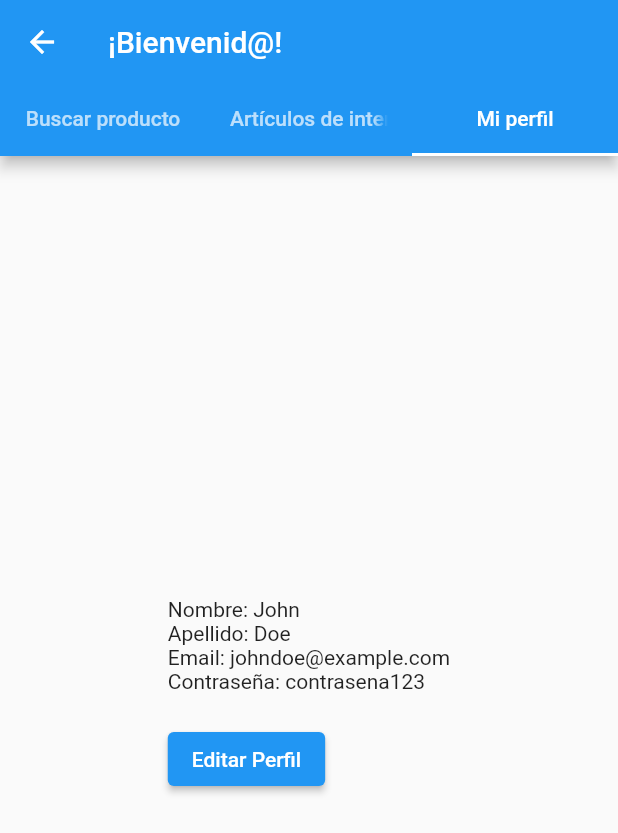
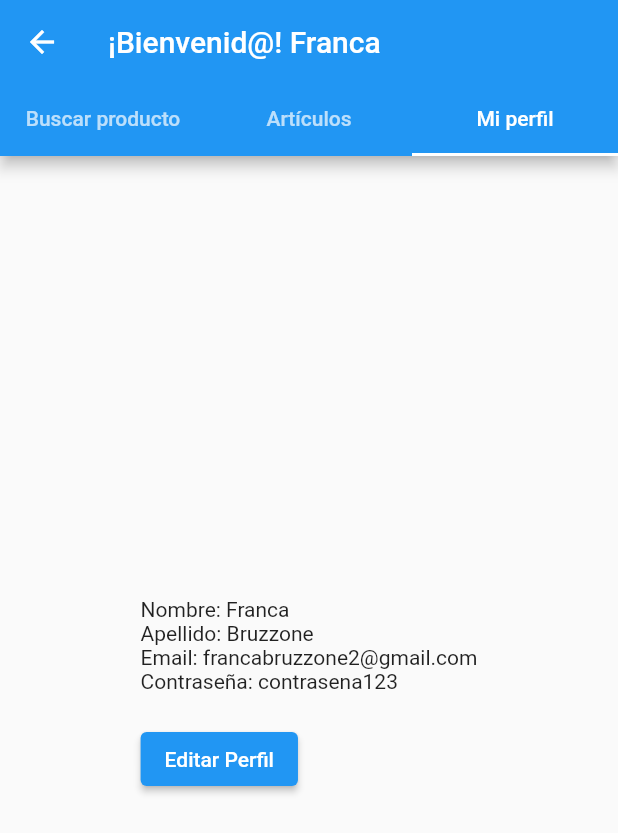
Before and after one commit to FrancaBruzzone/Obl_IHC_PruebasConFlutter, a Flutter app: the HomePage screen opened directly, tab 3 chosen, on a phone screen of 412 x 824 dp. Shown: the top 833 px of the screen. Run offline on Flutter 3.47's test engine with Material 2 defaults, Android fonts, the phone set to English and light mode, and no system bars.

Commit message:
Cambios para android

```diff
--- a/lib/views/home_page.dart
+++ b/lib/views/home_page.dart
@@ -10,11 +10,11 @@ class HomePage extends StatelessWidget {
       length: 3, // Número de pestañas
       child: Scaffold(
         appBar: AppBar(
-          title: Text('¡Bienvenid@!'),
+          title: Text('¡Bienvenid@! Franca'),
           bottom: TabBar(
             tabs: [
               Tab(text: 'Buscar producto'),
-              Tab(text: 'Artículos de interés'),
+              Tab(text: 'Artículos'),
               Tab(text: 'Mi perfil'),
             ],
           ),
--- a/lib/views/profile_page.dart
+++ b/lib/views/profile_page.dart
@@ -2,7 +2,12 @@ import 'package:flutter/material.dart';
 import 'package:obl_ihc_pruebasconflutter/entities/User.dart';
 
 class ProfilePage extends StatelessWidget {
-  final user = User('John', 'Doe', 'johndoe@example.com', 'contrasena123');
+  final user = User(
+      'Franca',
+      'Bruzzone',
+      'francabruzzone2@gmail.com',
+      'contrasena123'
+  );
 
   @override
   Widget build(BuildContext context) {
```
Also changed, not shown: 1 other file.
